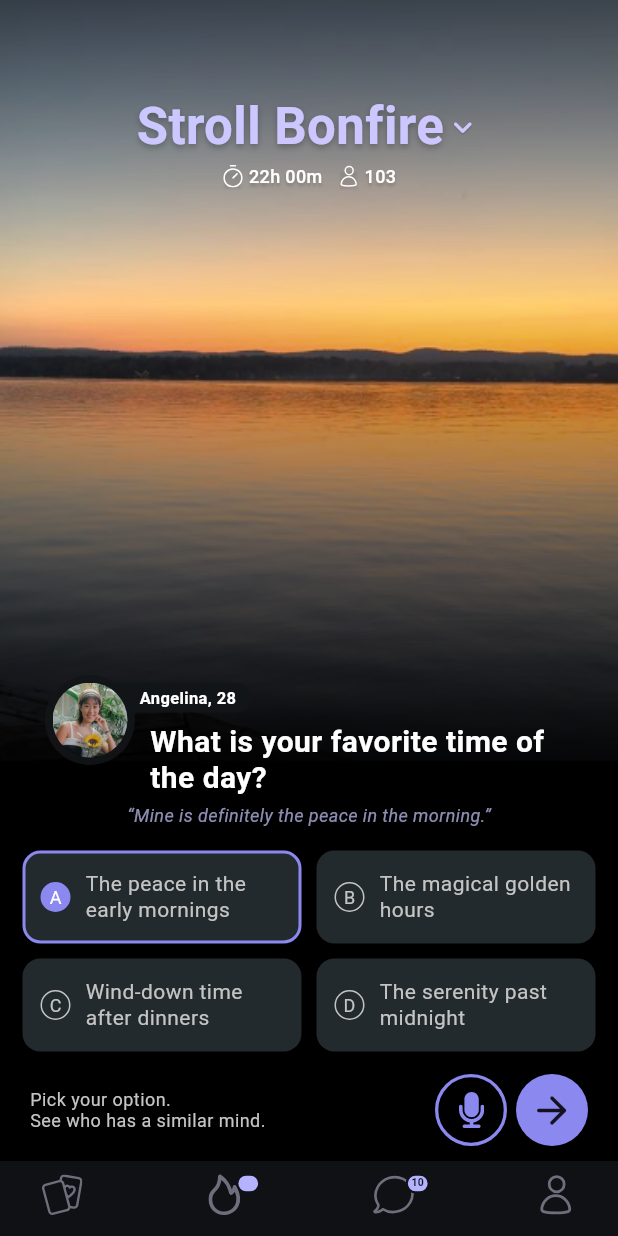
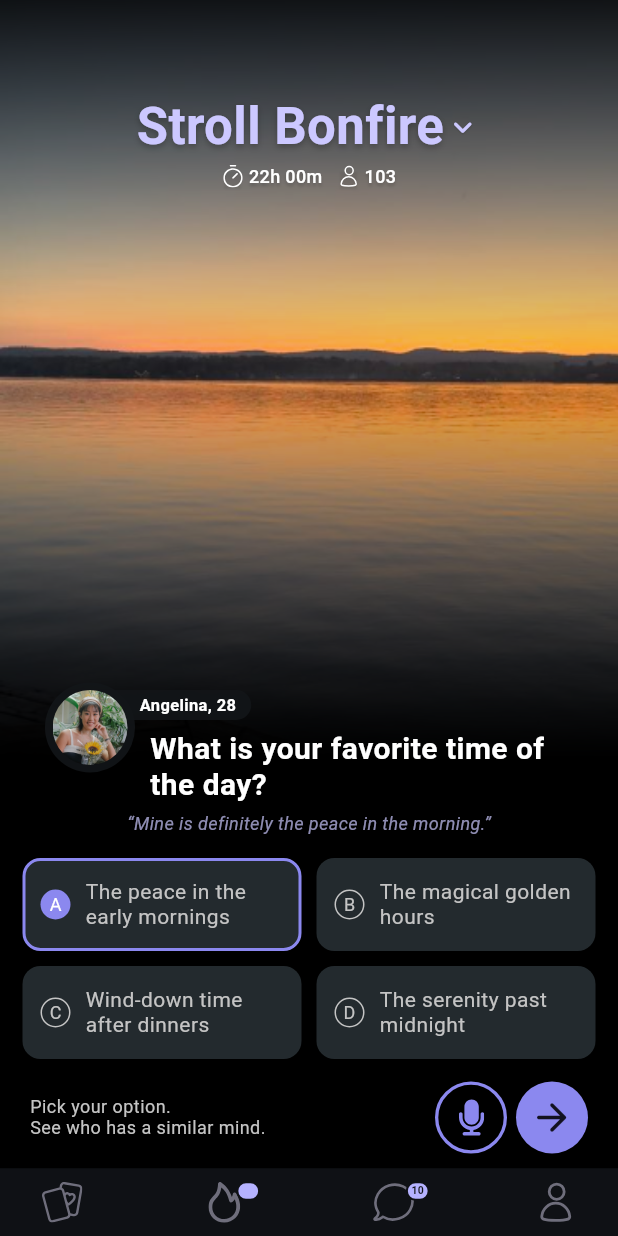
Before and after one commit to Lokesh-Singh-Bisht/task-1, a Flutter app: the screen it shows after launch, on a phone screen of 412 x 824 dp. Run offline on Flutter 3.47's test engine with Material 3 defaults, Android fonts, the phone set to English and light mode, and no system bars; our stand-ins replace flutter_svg, go_router, logger.

Commit message:
Minor UI Changes

```diff
--- a/lib/screens/home_screen.dart
+++ b/lib/screens/home_screen.dart
@@ -1,4 +1,3 @@
-import 'dart:io';
 import 'package:flutter/material.dart';
 import 'package:flutter_svg/svg.dart';
 import 'package:go_router/go_router.dart';
@@ -22,9 +21,7 @@ class _HomeScreenState extends State<HomeScreen> {
     return Scaffold(
       backgroundColor: AppThemeColors.bottomNavBarColor,
       resizeToAvoidBottomInset: false,
-      bottomNavigationBar: Padding(
-        padding: EdgeInsets.only(bottom: 5),
-        child: NavigationBar(
+      bottomNavigationBar: NavigationBar(
         height: 45,
         backgroundColor: AppThemeColors.bottomNavBarColor,
         selectedIndex: widget.navigationShell.currentIndex,
@@ -126,7 +123,6 @@ class _HomeScreenState extends State<HomeScreen> {
           ),
         ],
       ),
-      ),
       body: widget.navigationShell,
     );
   }
--- a/lib/screens/questionnaire_screen.dart
+++ b/lib/screens/questionnaire_screen.dart
@@ -46,7 +46,7 @@ class _QuestionnaireScreenState extends State<QuestionnaireScreen> {
                   AppThemeColors.black,
                   Colors.transparent,
                 ],
-              ).createShader(Rect.fromLTRB(0, rect.height, 0, -130));
+              ).createShader(Rect.fromLTRB(0, rect.height - 30, 0, -30));
             },
             blendMode: BlendMode.dstIn,
             child: Image.asset(
```
Also changed, not shown: 1 other file. Lines whose indentation alone changed are shown as unchanged.
